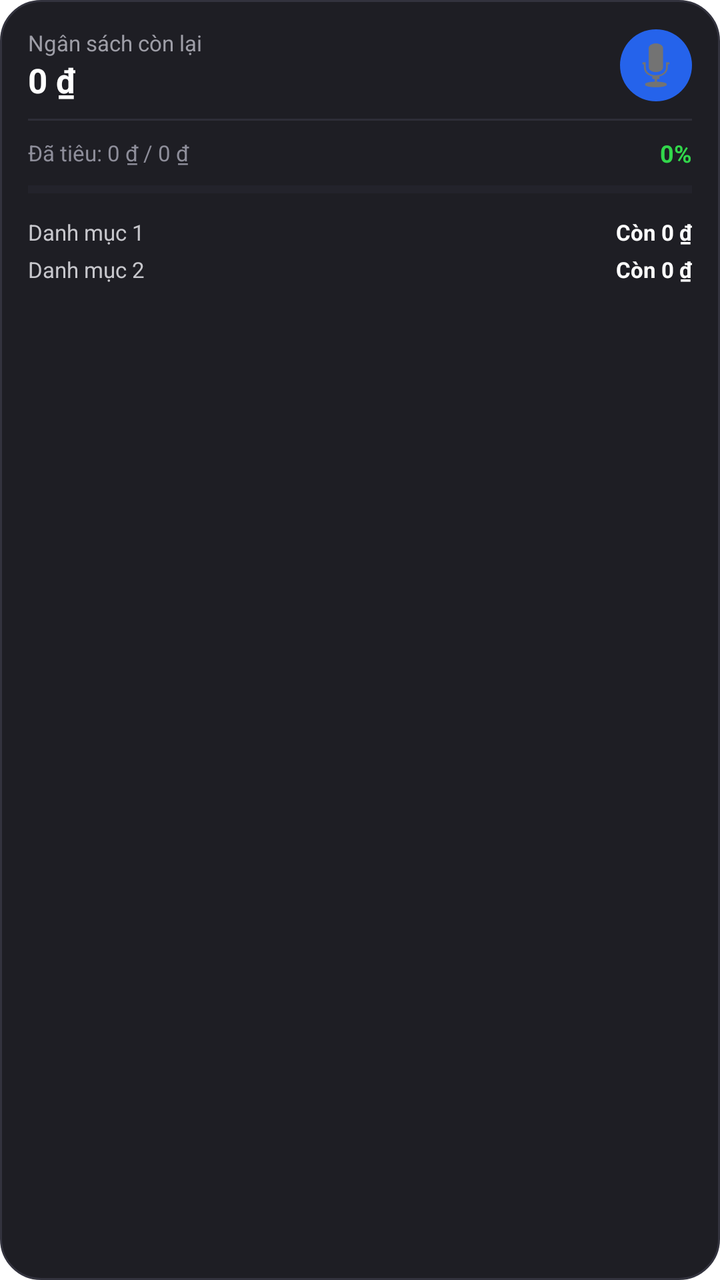
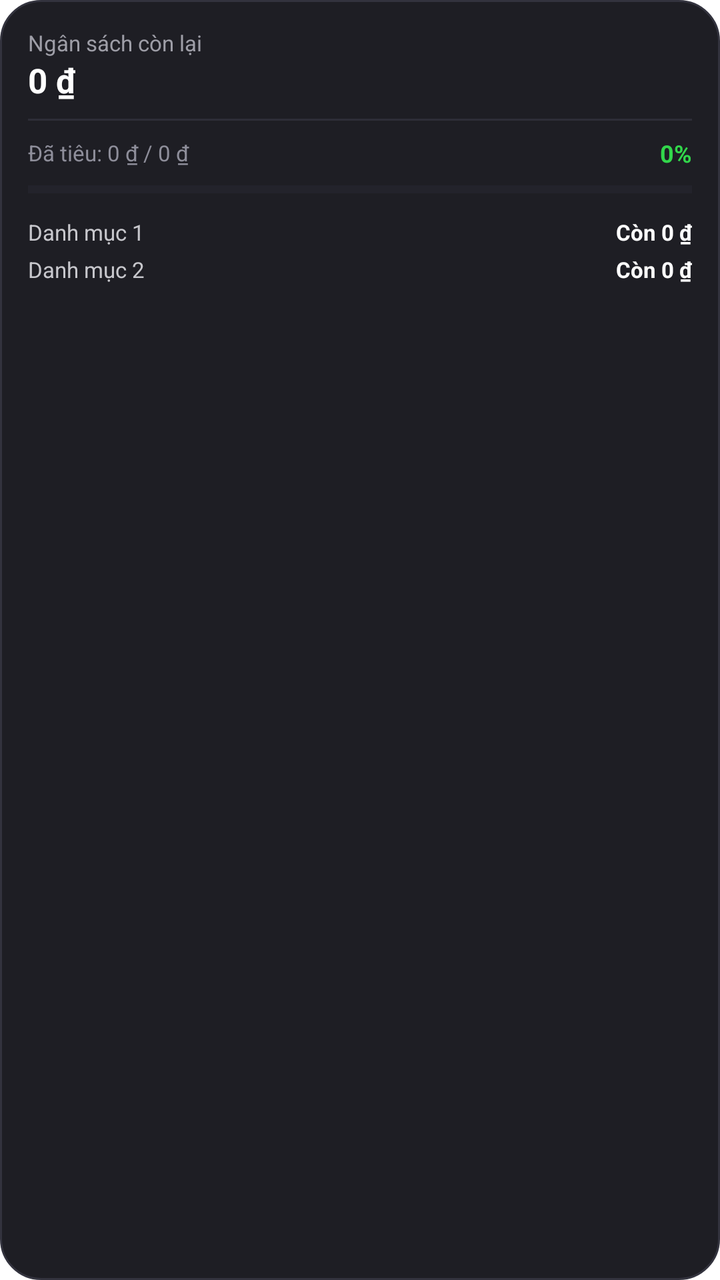

Before-and-after screenshots of an Android layout around one commit, followed by the original layout XML and the change that was made.
<!-- AndroidManifest.xml: fallback theme Theme.MaterialComponents.DayNight.NoActionBar -->
<!-- res/layout/widget_remaining_budget.xml -->
<?xml version="1.0" encoding="utf-8"?>
<LinearLayout xmlns:android="http://schemas.android.com/apk/res/android"
    android:id="@+id/widget_container"
    android:layout_width="match_parent"
    android:layout_height="match_parent"
    android:background="@drawable/widget_background"
    android:orientation="vertical"
    android:padding="14dp">

    
    <LinearLayout
        android:layout_width="match_parent"
        android:layout_height="wrap_content"
        android:gravity="center_vertical"
        android:orientation="horizontal">

        <LinearLayout
            android:layout_width="0dp"
            android:layout_height="wrap_content"
            android:layout_weight="1"
            android:orientation="vertical">

            <TextView
                android:layout_width="wrap_content"
                android:layout_height="wrap_content"
                android:text="Ngân sách còn lại"
                android:textColor="#9E9EA7"
                android:textSize="11sp" />

            <TextView
                android:id="@+id/tv_budget_remaining"
                android:layout_width="wrap_content"
                android:layout_height="wrap_content"
                android:text="0 ₫"
                android:textColor="#FFFFFF"
                android:textSize="17sp"
                android:textStyle="bold" />
        </LinearLayout>

        <ImageButton
            android:id="@+id/btn_voice_input"
            android:layout_width="36dp"
            android:layout_height="36dp"
            android:background="@drawable/widget_mic_button"
            android:contentDescription="Nói AI"
            android:src="@android:drawable/ic_btn_speak_now" />
    </LinearLayout>

    <View
        android:layout_width="match_parent"
        android:layout_height="1dp"
        android:layout_marginTop="8dp"
        android:layout_marginBottom="8dp"
        android:background="#2E2E38" />

    
    <LinearLayout
        android:layout_width="match_parent"
        android:layout_height="wrap_content"
        android:gravity="center_vertical"
        android:orientation="horizontal">

        <TextView
            android:id="@+id/tv_spent_and_total"
            android:layout_width="0dp"
            android:layout_height="wrap_content"
            android:layout_weight="1"
            android:text="Đã tiêu: 0 ₫ / 0 ₫"
            android:textColor="#8E8E9A"
            android:textSize="11sp" />

        <TextView
            android:id="@+id/tv_budget_percent"
            android:layout_width="wrap_content"
            android:layout_height="wrap_content"
            android:text="0%"
            android:textColor="#32D74B"
            android:textSize="12sp"
            android:textStyle="bold" />
    </LinearLayout>

    
    <ProgressBar
        android:id="@+id/pb_budget"
        style="?android:attr/progressBarStyleHorizontal"
        android:layout_width="match_parent"
        android:layout_height="8dp"
        android:layout_marginTop="6dp"
        android:layout_marginBottom="10dp"
        android:max="100"
        android:progress="0"
        android:progressBackgroundTint="#33333E"
        android:progressTint="#32D74B" />

    
    <LinearLayout
        android:id="@+id/category_budget_container"
        android:layout_width="match_parent"
        android:layout_height="0dp"
        android:layout_weight="1"
        android:orientation="vertical">

        <LinearLayout
            android:id="@+id/row_cat_1"
            android:layout_width="match_parent"
            android:layout_height="wrap_content"
            android:layout_marginBottom="4dp"
            android:orientation="horizontal">

            <TextView
                android:id="@+id/tv_cat1_name"
                android:layout_width="0dp"
                android:layout_height="wrap_content"
                android:layout_weight="1"
                android:ellipsize="end"
                android:maxLines="1"
                android:text="Danh mục 1"
                android:textColor="#C7C7CC"
                android:textSize="11sp" />

            <TextView
                android:id="@+id/tv_cat1_remaining"
                android:layout_width="wrap_content"
                android:layout_height="wrap_content"
                android:text="Còn 0 ₫"
                android:textColor="#FFFFFF"
                android:textSize="11sp"
                android:textStyle="bold" />
        </LinearLayout>

        <LinearLayout
            android:id="@+id/row_cat_2"
            android:layout_width="match_parent"
            android:layout_height="wrap_content"
            android:orientation="horizontal">

            <TextView
                android:id="@+id/tv_cat2_name"
                android:layout_width="0dp"
                android:layout_height="wrap_content"
                android:layout_weight="1"
                android:ellipsize="end"
                android:maxLines="1"
                android:text="Danh mục 2"
                android:textColor="#C7C7CC"
                android:textSize="11sp" />

            <TextView
                android:id="@+id/tv_cat2_remaining"
                android:layout_width="wrap_content"
                android:layout_height="wrap_content"
                android:text="Còn 0 ₫"
                android:textColor="#FFFFFF"
                android:textSize="11sp"
                android:textStyle="bold" />
        </LinearLayout>

    </LinearLayout>

</LinearLayout>
<!-- resources referenced by this layout -->
<resources>
  <!-- drawable widget_background (drawable) -->
  <?xml version="1.0" encoding="utf-8"?>
  <shape xmlns:android="http://schemas.android.com/apk/res/android"
      android:shape="rectangle">
      <corners android:radius="20dp" />
      <solid android:color="#1E1E24" />
      <stroke android:width="1dp" android:color="#33333E" />
  </shape>
  <!-- drawable widget_mic_button (drawable) -->
  <?xml version="1.0" encoding="utf-8"?>
  <shape xmlns:android="http://schemas.android.com/apk/res/android"
      android:shape="oval">
      <solid android:color="#2563EB" />
  </shape>
</resources>

<!-- the commit's change to res/layout/widget_remaining_budget.xml (unified diff, before → after) -->
@@ -36,14 +36,6 @@
                 android:textSize="17sp"
                 android:textStyle="bold" />
         </LinearLayout>
-
-        <ImageButton
-            android:id="@+id/btn_voice_input"
-            android:layout_width="36dp"
-            android:layout_height="36dp"
-            android:background="@drawable/widget_mic_button"
-            android:contentDescription="Nói AI"
-            android:src="@android:drawable/ic_btn_speak_now" />
     </LinearLayout>
 
     <View
<!-- resource entries referenced after the edit -->
@@ -8,11 +8,5 @@
       <solid android:color="#1E1E24" />
       <stroke android:width="1dp" android:color="#33333E" />
   </shape>
-  <!-- drawable widget_mic_button (drawable) -->
-  <?xml version="1.0" encoding="utf-8"?>
-  <shape xmlns:android="http://schemas.android.com/apk/res/android"
-      android:shape="oval">
-      <solid android:color="#2563EB" />
-  </shape>
 </resources>
 
